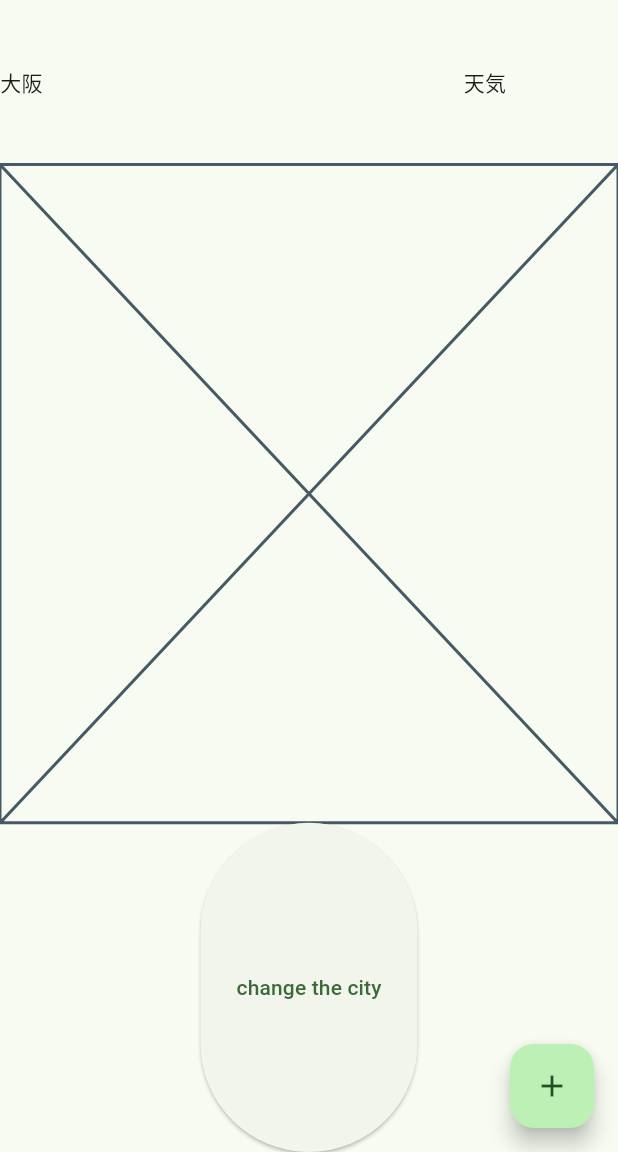
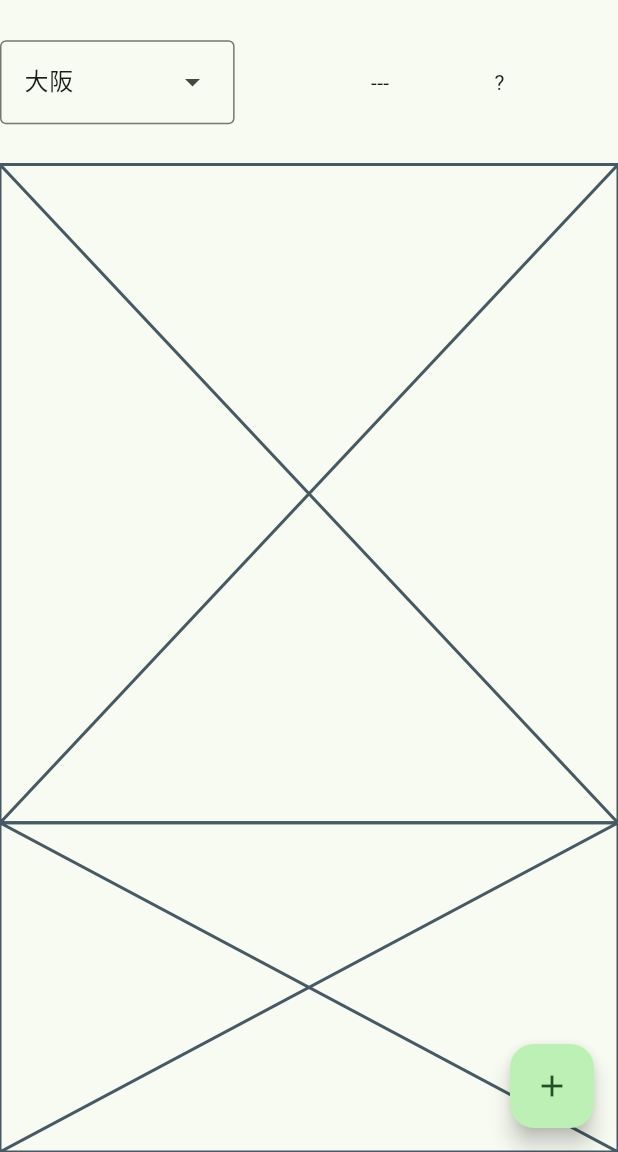
Before and after one commit to oit-kobayashi/wsd25kobayashi, a Flutter app: the screen it shows after launch, on a phone screen of 412 x 824 dp, the part 84-1236 px from its top. Run offline on Flutter 3.47's test engine with Material 3 defaults, Android fonts, the phone set to English and light mode, and no system bars.

Commit message:
edit(client): 0428 weather

```diff
--- a/wsdclient/lib/main.dart
+++ b/wsdclient/lib/main.dart
@@ -1,5 +1,6 @@
 import 'package:flutter/material.dart';
 import 'package:http/http.dart' as http;
+import 'dart:convert';
 
 void main() {
   runApp(const MyApp());
@@ -33,8 +34,16 @@
   final _apiKeyWeather = "31c33ba0fa0fbe84f0af7ae3778818ce";
   int _counter = 0;
   int _cityIndex = 0;
+  String _weatherText = "---";
+  String? _iconId;
 
-  final _cities = [("大阪", "osaka"), ("名古屋", "nagoya"), ("東京", "tokyo")];
+  final _cities = [
+    ("大阪", "osaka"),
+    ("名古屋", "nagoya"),
+    ("東京", "tokyo"),
+    ("フロリダ", "florida"),
+    ("ロンドン", "london"),
+  ];
 
   void _incrementCounter() {
     setState(() {
@@ -56,22 +65,41 @@
             Expanded(
                 flex: 1,
                 child: Row(children: [
-                  Expanded(flex: 3, child: Text(_cities[_cityIndex].$1)),
-                  Expanded(flex: 1, child: Text("天気")),
+                  Expanded(
+                      flex: 3,
+                      child: DropdownMenu<int>(
+                        dropdownMenuEntries: [
+                          for (var i = 0; i < _cities.length; i++)
+                            DropdownMenuEntry<int>(
+                                value: i, label: _cities[i].$1),
+                        ],
+                        onSelected: (int? newVal) async {
+                          setState(() {
+                            if (newVal != null) _cityIndex = newVal;
+                          });
+                          final resp = await http.get(Uri.parse(
+                              "https://api.openweathermap.org/data/2.5/weather?q=${_cities[_cityIndex].$2}&appid=$_apiKeyWeather"));
+                          if (resp.statusCode == 200) {
+                            final Map<String, dynamic> respMap =
+                                jsonDecode(resp.body);
+                            setState(() {
+                              _weatherText = respMap["weather"][0]["main"];
+                              _iconId = respMap["weather"][0]["icon"];
+                            });
+                          }
+                        },
+                        initialSelection: _cityIndex,
+                      )),
+                  Expanded(flex: 1, child: Text(_weatherText)),
+                  Expanded(
+                      flex: 1,
+                      child: _iconId == null
+                          ? Text("?")
+                          : Image.network(
+                              "https://openweathermap.org/img/wn/$_iconId@4x.png")),
                 ])),
             Expanded(flex: 4, child: Placeholder()),
-            Expanded(
-                flex: 2,
-                child: ElevatedButton(
-                    child: Text("change the city"),
-                    onPressed: () async {
-                      setState(() {
-                        _cityIndex = (_cityIndex + 1) % _cities.length;
-                      });
-                      final resp = await http.get(Uri.parse(
-                          "https://api.openweathermap.org/data/2.5/weather?q=${_cities[_cityIndex].$2}&appid=$_apiKeyWeather"));
-                      print(resp.body);
-                    })),
+            Expanded(flex: 2, child: Placeholder()),
           ],
         ),
       ),
```
Also changed, not shown: wsdclient/pubspec.lock.
